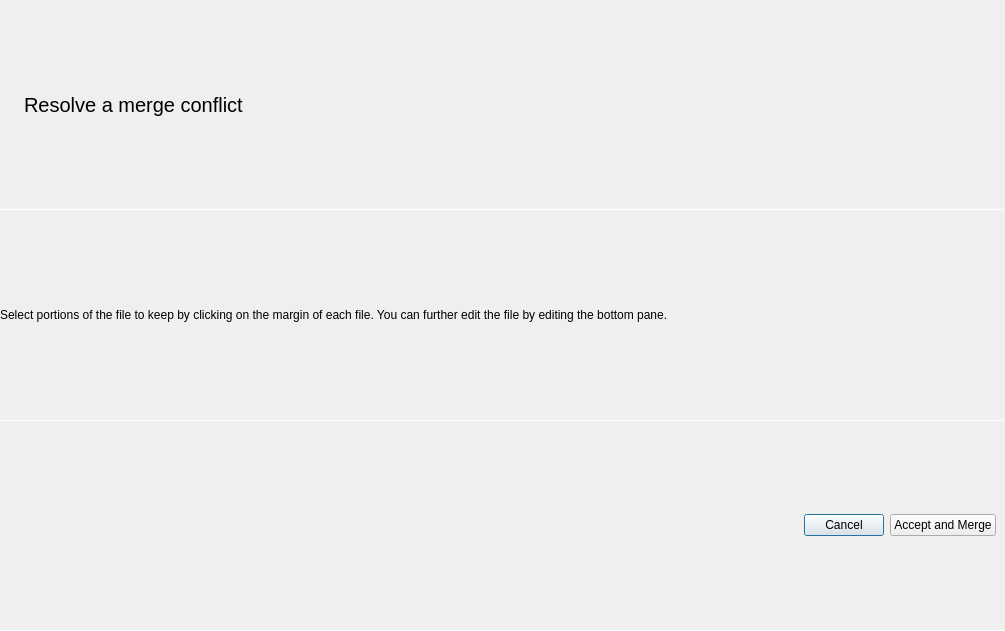
This is textparts/mergetool.ui in theCheeseboard/theSlate as Qt 5 draws it before an edit. The edited form follows.
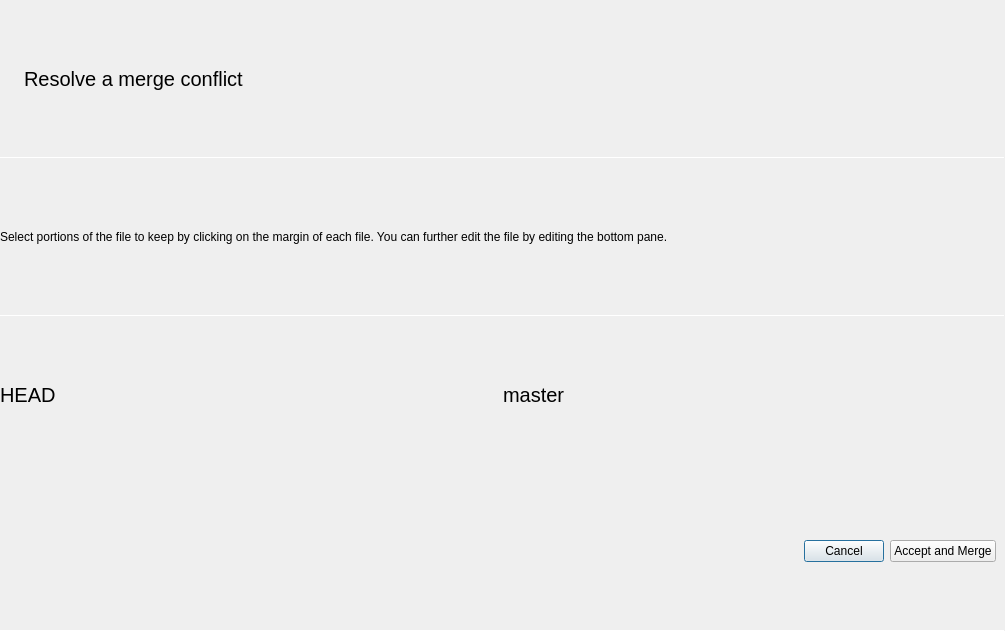
This is the edited form. Icons and pictures are not drawn.

Diff of the .ui file:
```diff
--- a/textparts/mergetool.ui
+++ b/textparts/mergetool.ui
@@ -140,7 +140,52 @@
     </widget>
    </item>
    <item>
-    <layout class="QHBoxLayout" name="differenceLayout"/>
+    <layout class="QHBoxLayout" name="differenceLayout">
+     <item>
+      <layout class="QVBoxLayout" name="localChangesLayout">
+       <property name="spacing">
+        <number>0</number>
+       </property>
+       <item>
+        <widget class="QLabel" name="localChangesTitle">
+         <property name="font">
+          <font>
+           <pointsize>15</pointsize>
+          </font>
+         </property>
+         <property name="text">
+          <string notr="true">HEAD</string>
+         </property>
+         <property name="margin">
+          <number>9</number>
+         </property>
+        </widget>
+       </item>
+      </layout>
+     </item>
+     <item>
+      <layout class="QVBoxLayout" name="remoteChangesLayout">
+       <property name="spacing">
+        <number>0</number>
+       </property>
+       <item>
+        <widget class="QLabel" name="remoteChangesTitle">
+         <property name="font">
+          <font>
+           <pointsize>15</pointsize>
+          </font>
+         </property>
+         <property name="text">
+          <string notr="true">master</string>
+         </property>
+         <property name="margin">
+          <number>9</number>
+         </property>
+        </widget>
+       </item>
+      </layout>
+     </item>
+    </layout>
    </item>
    <item>
     <widget class="QWidget" name="windowControlsMac" native="true">
```
